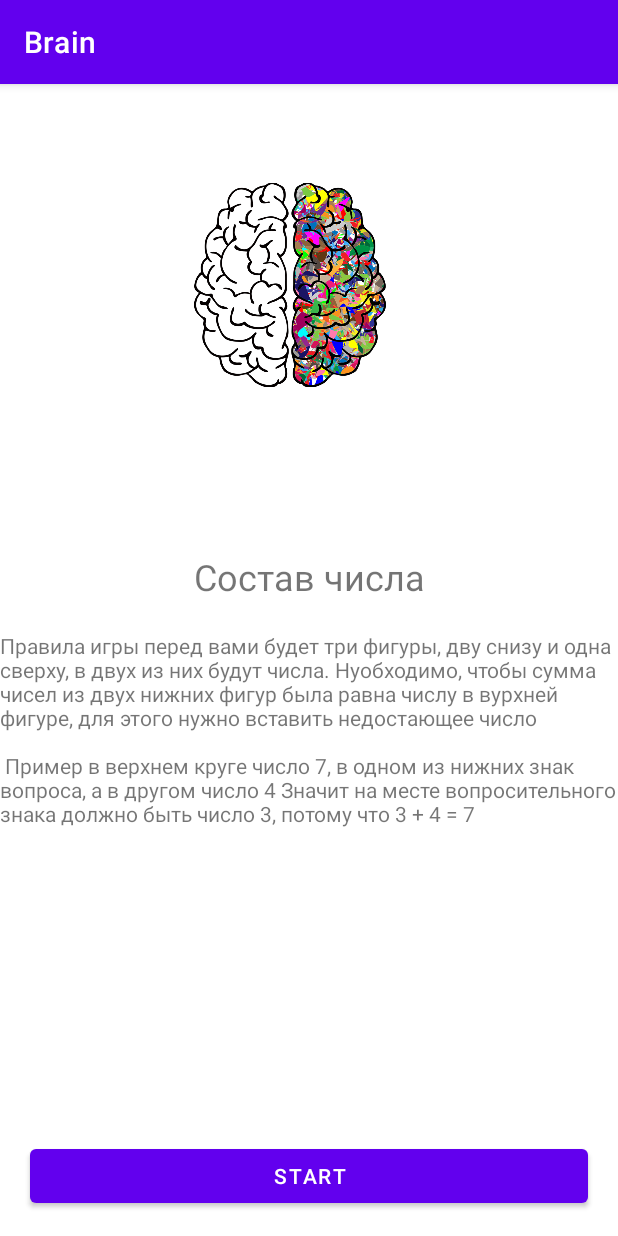
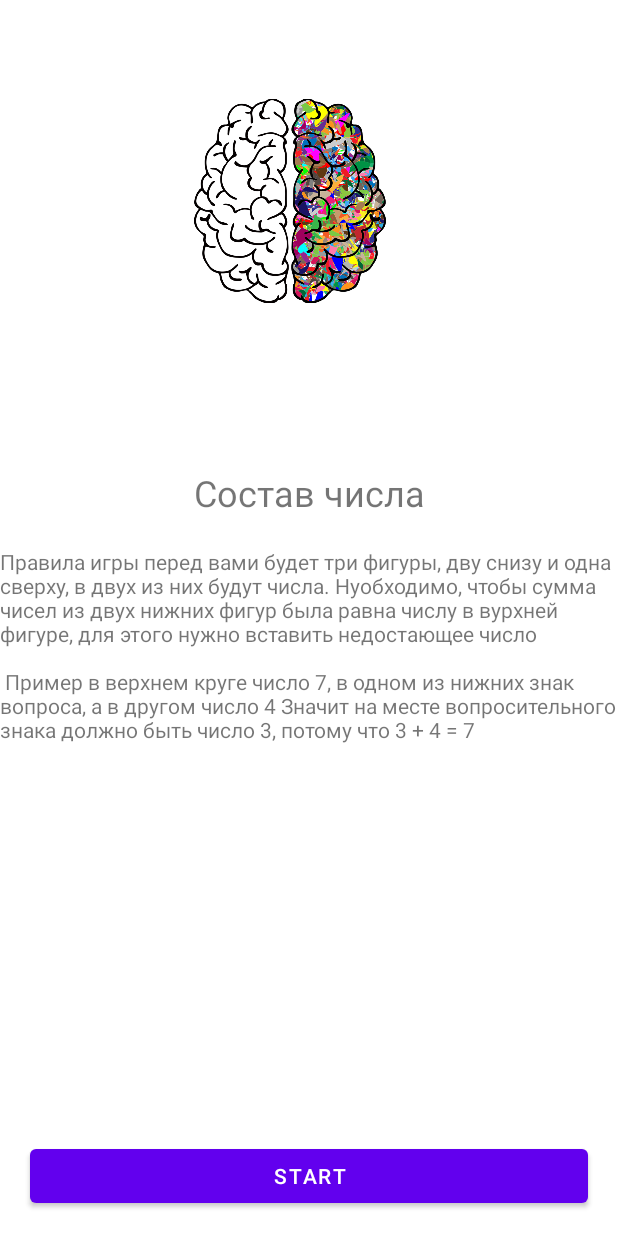
Before and after one commit to ir-sen/Brain, an Android app: the screen it shows after launch (MainActivity), on a phone screen of 412 x 824 dp. Run offline under Robolectric (Android 15) with nearby library versions, the phone set to English and light mode, and no system bars.

Commit message:
delete ActionBar and add screenOrientation= "portrait"

```diff
--- a/app/src/main/AndroidManifest.xml
+++ b/app/src/main/AndroidManifest.xml
@@ -11,6 +11,7 @@
         android:theme="@style/Theme.Brain">
         <activity
             android:name=".presentation.MainActivity"
+            android:screenOrientation="portrait"
             android:exported="true">
             <intent-filter>
                 <action android:name="android.intent.action.MAIN" />
--- a/app/src/main/res/values-night/themes.xml
+++ b/app/src/main/res/values-night/themes.xml
@@ -1,6 +1,6 @@
 <resources xmlns:tools="http://schemas.android.com/tools">
     <!-- Base application theme. -->
-    <style name="Theme.Brain" parent="Theme.MaterialComponents.DayNight.DarkActionBar">
+    <style name="Theme.Brain" parent="Theme.MaterialComponents.DayNight.NoActionBar">
         <!-- Primary brand color. -->
         <item name="colorPrimary">@color/purple_200</item>
         <item name="colorPrimaryVariant">@color/purple_700</item>
--- a/app/src/main/res/values/themes.xml
+++ b/app/src/main/res/values/themes.xml
@@ -1,6 +1,6 @@
 <resources xmlns:tools="http://schemas.android.com/tools">
     <!-- Base application theme. -->
-    <style name="Theme.Brain" parent="Theme.MaterialComponents.DayNight.DarkActionBar">
+    <style name="Theme.Brain" parent="Theme.MaterialComponents.DayNight.NoActionBar">
         <!-- Primary brand color. -->
         <item name="colorPrimary">@color/purple_500</item>
         <item name="colorPrimaryVariant">@color/purple_700</item>
```
